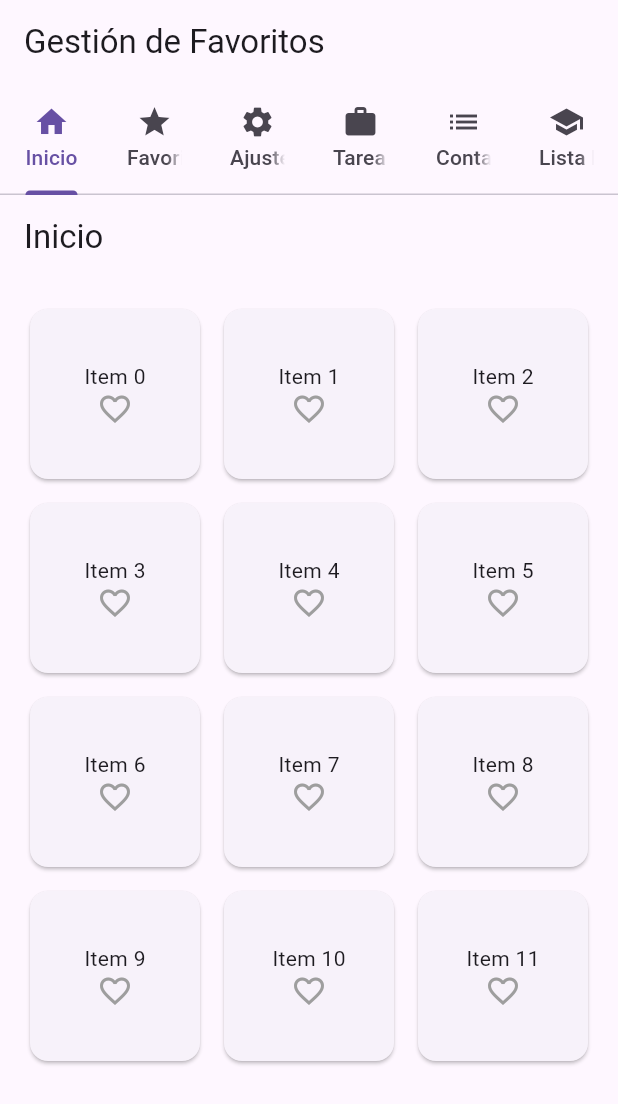
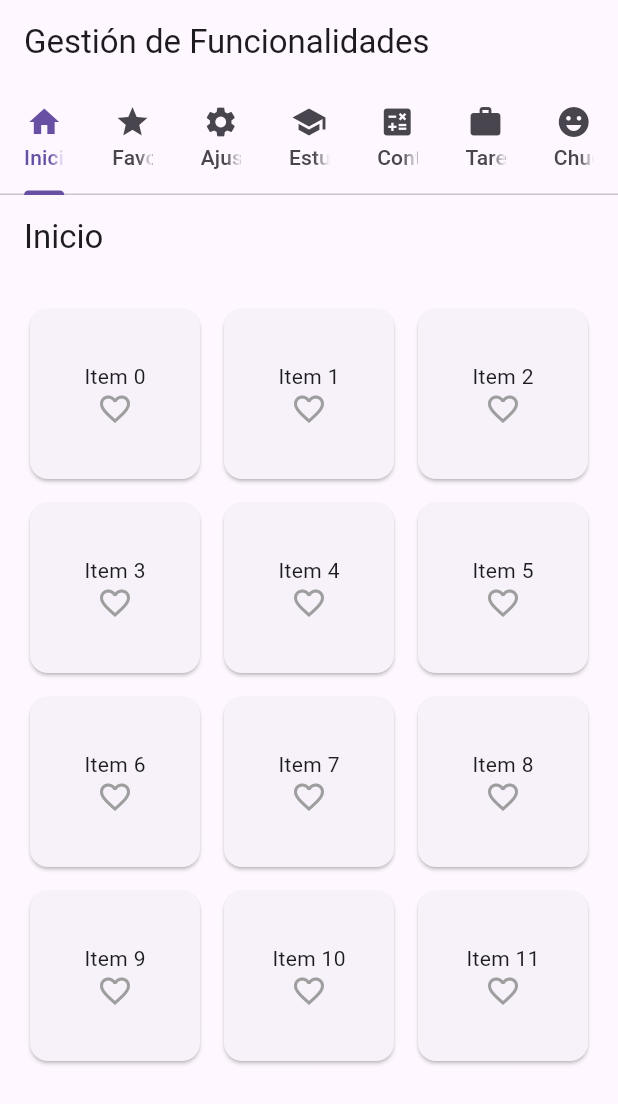
Before and after one commit to CamiloPabon/ciclo-de-vida-y-paso-de-parametros, a Flutter app: the screen it shows after launch, on a phone screen of 412 x 824 dp. Shown: the top 1104 px of the screen. Run offline on Flutter 3.47's test engine with Material 3 defaults, Android fonts, the phone set to English and light mode, and no system bars; our stand-ins replace flutter_dotenv, go_router.

Commit message:
funcional de listview en api chucknorris pero aun no funciona el details

```diff
--- a/lib/main.dart
+++ b/lib/main.dart
@@ -1,92 +1,95 @@
 import 'package:flutter/material.dart';
+import 'package:flutter_dotenv/flutter_dotenv.dart';
 import 'package:go_router/go_router.dart';
-import 'package:widgets/screens/contador_screen.dart';
-import 'package:widgets/screens/lista_estudiantes_screen.dart';
-import 'package:widgets/screens/tarea_pesada_screen.dart';
 import 'package:widgets/utils/favorites_manager.dart';
 import 'screens/home_screen.dart';
 import 'screens/detail_screen.dart';
 import 'screens/ciclo_vida_screen.dart';
+import 'screens/lista_estudiantes_screen.dart';
+import 'screens/contador_screen.dart';
+import 'screens/tarea_pesada_screen.dart';
+import 'chuknorrys/chucknorris_detail_screen.dart';
+import 'chuknorrys/chuk_list_view.dart';
+import 'screens/home_screen.dart';
 
-void main() {
-  runApp(MyApp());
+// Función principal que se ejecuta al inicio de la aplicación.
+Future<void> main() async {
+  // Asegura que los bindings de Flutter estén inicializados.
+  WidgetsFlutterBinding.ensureInitialized();
+
+  // Carga las variables de entorno desde el archivo .env.
+  // Asegúrate de que el archivo .env está en la raíz de tu proyecto.
+  await dotenv.load(fileName: ".env");
+
+  // Ejecuta la aplicación MyApp.
+  runApp(const MyApp());
 }
 
+// Widget principal de la aplicación.
 class MyApp extends StatelessWidget {
+  // Constructor de MyApp.
   const MyApp({super.key});
 
+  // Método que construye el widget de la aplicación.
   @override
   Widget build(BuildContext context) {
-    return MaterialApp.router(
-      title: 'Gestión de Favoritos',
-      routerConfig: router,
-      theme: ThemeData(primarySwatch: Colors.blue),
+    // Retorna un widget MaterialApp que define la estructura básica de la aplicación.
+    return MaterialApp(
+      // Establece la pantalla principal de la aplicación a MainScreen.
+      home: const MainScreen(),
+      // Desactiva el banner de modo de depuración.
+      debugShowCheckedModeBanner: false,
     );
   }
 }
 
-final GoRouter router = GoRouter(
-  routes: [
-    GoRoute(
-      path: '/',
-      builder: (context, state) => const MainScreen(),
-    ),
-    GoRoute(
-      path: '/detail/:id',
-      builder: (context, state) {
-        int id = int.parse(state.pathParameters['id']!);
-        return DetailScreen(id: id);
-      },
-    ),
-    GoRoute(
-      path: '/ciclo_vida',
-      builder: (context, state) => const CicloVidaScreen(),
-    ),
-  ],
-);
-
+// Widget que representa la pantalla principal de la aplicación.
 class MainScreen extends StatelessWidget {
+  // Constructor de MainScreen.
   const MainScreen({super.key});
 
+  // Método que construye el widget de la pantalla principal.
   @override
   Widget build(BuildContext context) {
-    return DefaultTabController(
-      length: 6,
-      child: Scaffold(
-        appBar: AppBar(
-          title: const Text('Gestión de Favoritos'),
-          bottom: const TabBar(
-            tabs: [
+    // Retorna un widget BaseView que contiene el TabBar y el TabBarView.
+    return BaseView(
+      // Título de la AppBar.
+      title: 'Gestión de Funcionalidades',
+      // Lista de pestañas para el TabBar.
+      tabs: const [
         Tab(icon: Icon(Icons.home), text: 'Inicio'),
         Tab(icon: Icon(Icons.star), text: 'Favoritos'),
         Tab(icon: Icon(Icons.settings), text: 'Ajustes'),
+        Tab(icon: Icon(Icons.school), text: 'Estudiantes'),
+        Tab(icon: Icon(Icons.calculate), text: 'Contador'),
         Tab(icon: Icon(Icons.work), text: 'Tarea Pesada'),
-              Tab(icon: Icon(Icons.list), text: 'Contador'),
-              Tab(icon: Icon(Icons.school), text: 'Lista Estudiantes'),
+        Tab(icon: Icon(Icons.emoji_emotions), text: 'Chuck Norris'),
       ],
-          ),
-        ),
-        body: const TabBarView(
-          children: [
+      // Lista de widgets para el TabBarView.
+      children: const [
         HomeScreen(),
         FavoriteScreen(),
         SettingsScreen(),
+        ListaEstudiantesScreen(),
+        ContadorScreen(),
         TareaPesadaScreen(),
-            ContadorScreen(),
-            ListaEstudiantesScreen(),
+        ChucknorrisListView(),
       ],
-        ),
-      ),
     );
   }
 }
 
+// Widget que representa la pantalla de favoritos.
 class FavoriteScreen extends StatelessWidget {
+  // Constructor de FavoriteScreen.
   const FavoriteScreen({super.key});
 
+  // Método que construye el widget de la pantalla de favoritos.
   @override
   Widget build(BuildContext context) {
+    // Obtiene la lista de favoritos desde el FavoritesManager.
     final favorites = FavoritesManager.favorites;
+    // Retorna un widget ListView.builder que muestra la lista de favoritos.
     return ListView.builder(
       itemCount: favorites.length,
       itemBuilder: (context, index) {
@@ -100,17 +103,68 @@ class FavoriteScreen extends StatelessWidget {
   }
 }
 
+// Widget que representa la pantalla de ajustes.
 class SettingsScreen extends StatelessWidget {
-  const SettingsScreen({super.key}
-  );
+  // Constructor de SettingsScreen.
+  const SettingsScreen({super.key});
 
+  // Método que construye el widget de la pantalla de ajustes.
   @override
   Widget build(BuildContext context) {
-    return Center(
-      child: ElevatedButton(
-        onPressed: () => context.go('/ciclo_vida'),
-        child: const Text('Ir a Ciclo de Vida'),
-      ),
+    // Retorna un widget Center con un texto de ajustes.
+    return const Center(
+      child: Text('Ajustes', style: TextStyle(fontSize: 24)),
     );
   }
 }
+
+// Definición del enrutador de navegación utilizando GoRouter.
+final GoRouter router = GoRouter(
+  // Lista de rutas de la aplicación.
+  routes: [
+    // Ruta para la pantalla de detalles.
+    GoRoute(
+      // Ruta de acceso (path) con un parámetro dinámico ':id'.
+      path: '/detail/:id',
+      // Función que construye la pantalla de detalles.
+      builder: (context, state) {
+        // Convierte el parámetro 'id' a un entero.
+        int id = int.parse(state.pathParameters['id']!);
+        // Retorna el widget de la pantalla de detalles (DetailScreen) con el ID.
+        return DetailScreen(id: id);
+      },
+    ),
+    // Ruta para la pantalla del ciclo de vida.
+    GoRoute(
+      // Ruta de acceso (path) para la pantalla del ciclo de vida.
+      path: '/ciclo_vida',
+      // Función que construye la pantalla del ciclo de vida.
+      builder: (context, state) {
+        // Retorna el widget de la pantalla del ciclo de vida (CicloVidaScreen).
+        return CicloVidaScreen();
+      },
+    ),
+    // Ruta para la lista de bromas de Chuck Norris.
+    GoRoute(
+      // Ruta de acceso (path) para la lista de bromas de Chuck Norris.
+      path: '/chucknorris',
+      // Función que construye la lista de bromas de Chuck Norris.
+      builder: (context, state) {
+        // Retorna el widget de la lista de bromas de Chuck Norris (ChucknorrisListView).
+        return ChucknorrisListView();
+      },
+    ),
+    // Ruta para los detalles de una broma de Chuck Norris.
+    GoRoute(
+      // Ruta de acceso (path) con un parámetro dinámico ':id'.
+      path: '/chucknorris/:id',
+      // Función que construye los detalles de una broma de Chuck Norris.
+      builder: (context, state) {
+        // Obtiene el ID de los parámetros de la ruta.
+        final id = state.pathParameters['id']!;
+        // Retorna el widget de los detalles de la broma de Chuck Norris (ChuckNorrisDetailScreen) con el ID.
+        return ChuckNorrisDetailScreen(id: id);
+      },
+    ),
+  ],
+);
--- a/lib/router.dart
+++ b/lib/router.dart
@@ -1,39 +1,56 @@
 import 'package:go_router/go_router.dart';
-import 'package:widgets/screens/contador_screen.dart';
-import 'package:widgets/screens/lista_estudiantes_screen.dart';
-import 'package:widgets/screens/tarea_pesada_screen.dart';
-import 'screens/home_screen.dart';
-import 'screens/detail_screen.dart';
-import 'screens/ciclo_vida_screen.dart';
+import 'package:widgets/screens/detail_screen.dart';
+import 'package:widgets/screens/ciclo_vida_screen.dart';
+import 'package:widgets/chuknorrys/chucknorris_detail_screen.dart';
+import 'package:widgets/chuknorrys/chuk_list_view.dart';
 
+// Definición del enrutador de navegación utilizando GoRouter.
 final GoRouter router = GoRouter(
+  // Lista de rutas de la aplicación.
   routes: [
+    // Ruta para la pantalla de detalles.
     GoRoute(
-      path: '/',
-      builder: (context, state) => HomeScreen(),
-    ),
-    GoRoute(
+      // Ruta de acceso (path) con un parámetro dinámico ':id'.
       path: '/detail/:id',
+      // Función que construye la pantalla de detalles.
       builder: (context, state) {
+        // Convierte el parámetro 'id' a un entero.
         int id = int.parse(state.pathParameters['id']!);
+        // Retorna el widget de la pantalla de detalles (DetailScreen) con el ID.
         return DetailScreen(id: id);
       },
     ),
+    // Ruta para la pantalla del ciclo de vida.
     GoRoute(
+      // Ruta de acceso (path) para la pantalla del ciclo de vida.
       path: '/ciclo_vida',
-      builder: (context, state) => CicloVidaScreen(),
+      // Función que construye la pantalla del ciclo de vida.
+      builder: (context, state) {
+        // Retorna el widget de la pantalla del ciclo de vida (CicloVidaScreen).
+        return CicloVidaScreen();
+      },
     ),
+    // Ruta para la lista de bromas de Chuck Norris.
     GoRoute(
-      path: '/estudiantes',
-      builder: (context, state) => const ListaEstudiantesScreen(),
+      // Ruta de acceso (path) para la lista de bromas de Chuck Norris.
+      path: '/chucknorris',
+      // Función que construye la lista de bromas de Chuck Norris.
+      builder: (context, state) {
+        // Retorna el widget de la lista de bromas de Chuck Norris (ChucknorrisListView).
+        return ChucknorrisListView();
+      },
     ),
+    // Ruta para los detalles de una broma de Chuck Norris.
     GoRoute(
-      path: '/contador',
-      builder: (context, state) => const ContadorScreen(),
-    ),
-    GoRoute(
-      path: '/tarea_pesada',
-      builder: (context, state) => const TareaPesadaScreen(),
+      // Ruta de acceso (path) con un parámetro dinámico ':id'.
+      path: '/chucknorris/:id',
+      // Función que construye los detalles de una broma de Chuck Norris.
+      builder: (context, state) {
+        // Obtiene el ID de los parámetros de la ruta.
+        final id = state.pathParameters['id']!;
+        // Retorna el widget de los detalles de la broma de Chuck Norris (ChuckNorrisDetailScreen) con el ID.
+        return ChuckNorrisDetailScreen(id: id);
+      },
     ),
   ],
 );
--- a/lib/screens/contador_screen.dart
+++ b/lib/screens/contador_screen.dart
@@ -2,7 +2,7 @@ import 'package:flutter/material.dart';
 import 'dart:async';
 
 class ContadorScreen extends StatefulWidget {
-  const ContadorScreen({Key? key}) : super(key: key);
+  const ContadorScreen({super.key});
 
   @override
   _ContadorScreenState createState() => _ContadorScreenState();
--- a/lib/screens/home_screen.dart
+++ b/lib/screens/home_screen.dart
@@ -1,5 +1,50 @@
 import 'package:flutter/material.dart';
 import '../widgets/grid_view_widget.dart';
+
+class BaseView extends StatelessWidget {
+  final String title;
+  final List<Tab>? tabs;
+  final List<Widget>? children;
+  final Widget? body;
+
+  const BaseView({
+    super.key,
+    required this.title,
+    this.tabs,
+    this.children,
+    this.body,
+  });
+
+  @override
+  Widget build(BuildContext context) {
+    if (tabs != null && children != null) {
+      return DefaultTabController(
+        length: tabs!.length,
+        child: Scaffold(
+          appBar: AppBar(
+            title: Text(title),
+            bottom: TabBar(tabs: tabs!),
+          ),
+          body: TabBarView(children: children!),
+        ),
+      );
+    } else if (body != null) {
+      return Scaffold(
+        appBar: AppBar(
+          title: Text(title),
+        ),
+        body: body!,
+      );
+    } else {
+      return Scaffold(
+        appBar: AppBar(
+          title: Text(title),
+        ),
+        body: const Center(child: Text('Contenido vacío')),
+      );
+    }
+  }
+}
 
 class HomeScreen extends StatelessWidget {
   const HomeScreen({super.key});
@@ -7,8 +52,8 @@ class HomeScreen extends StatelessWidget {
   @override
   Widget build(BuildContext context) {
     return Scaffold(
-      appBar: AppBar(title: Text('Inicio')),
-      body: GridViewWidget(), // Asegurémonos de que este widget no tenga scroll
+      appBar: AppBar(title: const Text('Inicio')),
+      body: GridViewWidget(),
     );
   }
 }
--- a/lib/screens/lista_estudiantes_screen.dart
+++ b/lib/screens/lista_estudiantes_screen.dart
@@ -2,7 +2,7 @@ import 'package:flutter/material.dart';
 import '../data/estudiantes_data.dart'; // Importa la lista de estudiantes
 
 class ListaEstudiantesScreen extends StatelessWidget {
-  const ListaEstudiantesScreen({Key? key}) : super(key: key);
+  const ListaEstudiantesScreen({super.key});
 
   @override
   Widget build(BuildContext context) {
--- a/lib/screens/tarea_pesada_screen.dart
+++ b/lib/screens/tarea_pesada_screen.dart
@@ -2,7 +2,7 @@ import 'package:flutter/material.dart';
 import 'dart:async';
 
 class TareaPesadaScreen extends StatefulWidget {
-  const TareaPesadaScreen({Key? key}) : super(key: key);
+  const TareaPesadaScreen({super.key});
 
   @override
   _TareaPesadaScreenState createState() => _TareaPesadaScreenState();
--- a/lib/widgets/grid_view_widget.dart
+++ b/lib/widgets/grid_view_widget.dart
@@ -3,20 +3,24 @@ import '../models/item_model.dart';
 import '../utils/favorites_manager.dart';
 import 'package:go_router/go_router.dart';
 
-class GridViewWidget extends StatelessWidget {
+class GridViewWidget extends StatefulWidget {
+  const GridViewWidget({super.key});
+
+  @override
+  State<GridViewWidget> createState() => _GridViewWidgetState();
+}
+
+class _GridViewWidgetState extends State<GridViewWidget> {
   final List<Item> items = List.generate(
     12,
     (index) => Item(id: index, title: 'Item $index'),
   );
 
-  GridViewWidget({super.key});
-
   @override
   Widget build(BuildContext context) {
     return GridView.builder(
-      physics: const NeverScrollableScrollPhysics(), // Deshabilitar el desplazamiento
       padding: const EdgeInsets.all(16),
-      gridDelegate: SliverGridDelegateWithFixedCrossAxisCount(
+      gridDelegate: const SliverGridDelegateWithFixedCrossAxisCount(
         crossAxisCount: 3,
         crossAxisSpacing: 8,
         mainAxisSpacing: 8,
@@ -25,8 +29,13 @@ class GridViewWidget extends StatelessWidget {
       itemBuilder: (context, index) {
         final item = items[index];
         final isFavorite = FavoritesManager.isFavorite(item);
+
         return GestureDetector(
-          onTap: () => context.go('/detail/${item.id}'),
+          onTap: () {
+            setState(() {
+              FavoritesManager.toggleFavorite(item);
+            });
+          },
           child: Card(
             child: Column(
               mainAxisAlignment: MainAxisAlignment.center,
```
Also changed, not shown: lib/chuknorrys/chucknorris_detail_screen.dart (added, +55 -0 lines), lib/chuknorrys/chuk_list_view.dart (added, +80 -0 lines), lib/models/chucknorris.dart (added, +22 -0 lines), lib/screens/detail_screen.dart (+26 -0 lines), lib/services/chuck_service.dart (added, +41 -0 lines), pubspec.yaml (+3 -4 lines), pubspec.lock, 1 other file. Lines whose indentation alone changed are shown as unchanged.
